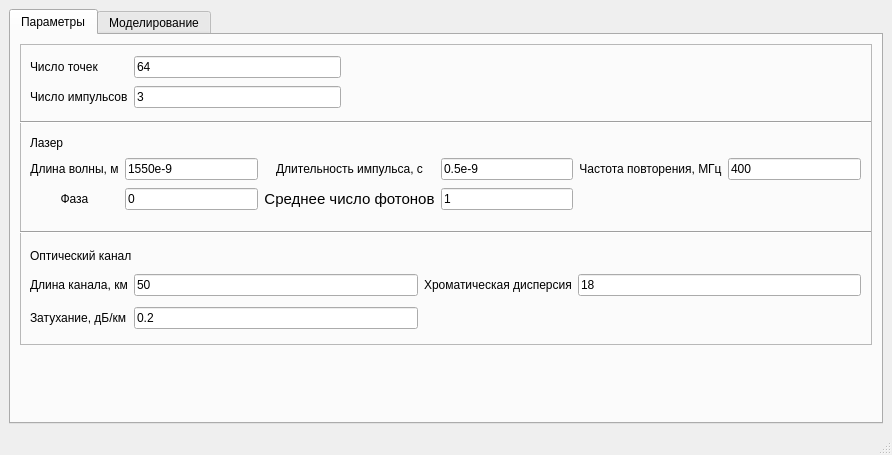
This is mainwindow.ui in Yorick2014/SimQC as Qt 5 draws it before an edit. The edited form follows.
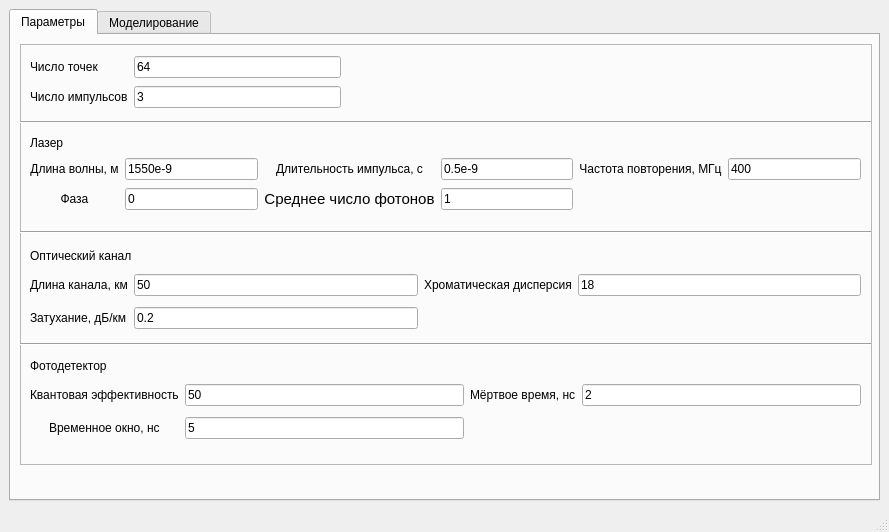
This is the edited form. The open tabs and pages were chosen to show the change. Custom widgets are drawn as their Qt base class.

Commit message: feat: изменил интерфейс для ФД

What changed in the file:
```diff
--- a/mainwindow.ui
+++ b/mainwindow.ui
@@ -6,8 +6,8 @@
    <rect>
     <x>0</x>
     <y>0</y>
-    <width>892</width>
-    <height>455</height>
+    <width>889</width>
+    <height>532</height>
    </rect>
   </property>
   <property name="sizePolicy">
@@ -93,7 +93,7 @@
           <x>9</x>
           <y>9</y>
           <width>852</width>
-          <height>301</height>
+          <height>421</height>
          </rect>
         </property>
         <property name="frameShape">
@@ -361,6 +361,92 @@
           <enum>Qt::Horizontal</enum>
          </property>
         </widget>
+        <widget class="Line" name="line_5">
+         <property name="geometry">
+          <rect>
+           <x>0</x>
+           <y>280</y>
+           <width>851</width>
+           <height>40</height>
+          </rect>
+         </property>
+         <property name="sizePolicy">
+          <sizepolicy hsizetype="Preferred" vsizetype="Fixed">
+           <horstretch>0</horstretch>
+           <verstretch>0</verstretch>
+          </sizepolicy>
+         </property>
+         <property name="orientation">
+          <enum>Qt::Horizontal</enum>
+         </property>
+        </widget>
+        <widget class="QWidget" name="gridLayoutWidget_4">
+         <property name="geometry">
+          <rect>
+           <x>10</x>
+           <y>310</y>
+           <width>831</width>
+           <height>90</height>
+          </rect>
+         </property>
+         <layout class="QGridLayout" name="gridLayout_5">
+          <item row="2" column="1">
+           <widget class="QLineEdit" name="lineEdit_time_slot">
+            <property name="text">
+             <string>5</string>
+            </property>
+           </widget>
+          </item>
+          <item row="1" column="1">
+           <widget class="QLineEdit" name="lineEdit_QE">
+            <property name="text">
+             <string>50</string>
+            </property>
+           </widget>
+          </item>
+          <item row="1" column="2" alignment="Qt::AlignHCenter">
+           <widget class="QLabel" name="label_26">
+            <property name="text">
+             <string>Мёртвое время, нс</string>
+            </property>
+           </widget>
+          </item>
+          <item row="1" column="3">
+           <widget class="QLineEdit" name="lineEdit_dead_time">
+            <property name="text">
+             <string>2</string>
+            </property>
+           </widget>
+          </item>
+          <item row="2" column="0" alignment="Qt::AlignHCenter">
+           <widget class="QLabel" name="label_27">
+            <property name="text">
+             <string>Временное окно, нс</string>
+            </property>
+           </widget>
+          </item>
+          <item row="1" column="0" alignment="Qt::AlignHCenter">
+           <widget class="QLabel" name="label_28">
+            <property name="text">
+             <string>Квантовая эффективность</string>
+            </property>
+           </widget>
+          </item>
+          <item row="0" column="0" colspan="3">
+           <widget class="QLabel" name="label_21">
+            <property name="sizePolicy">
+             <sizepolicy hsizetype="Fixed" vsizetype="Fixed">
+              <horstretch>0</horstretch>
+              <verstretch>0</verstretch>
+             </sizepolicy>
+            </property>
+            <property name="text">
+             <string>Фотодетектор</string>
+            </property>
+           </widget>
+          </item>
+         </layout>
+        </widget>
        </widget>
       </widget>
       <widget class="QWidget" name="tab_modeling">
```
Left out of the diff: 15 changed lines with no effect on the pictures. The commit also changes 3 other files.
